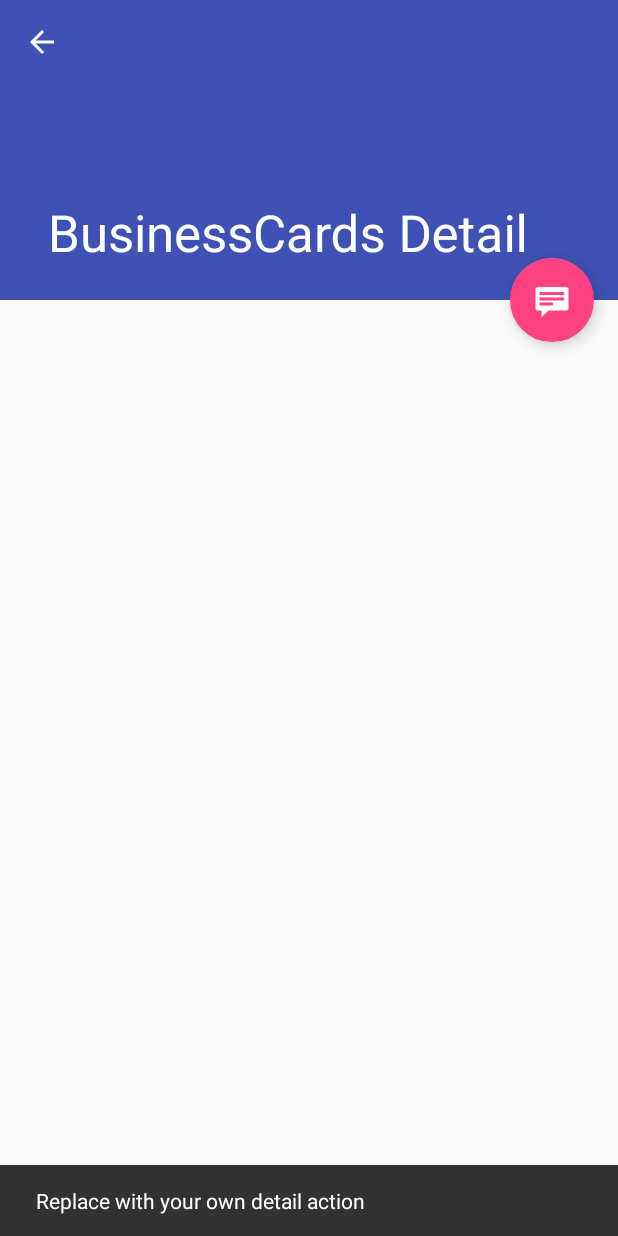
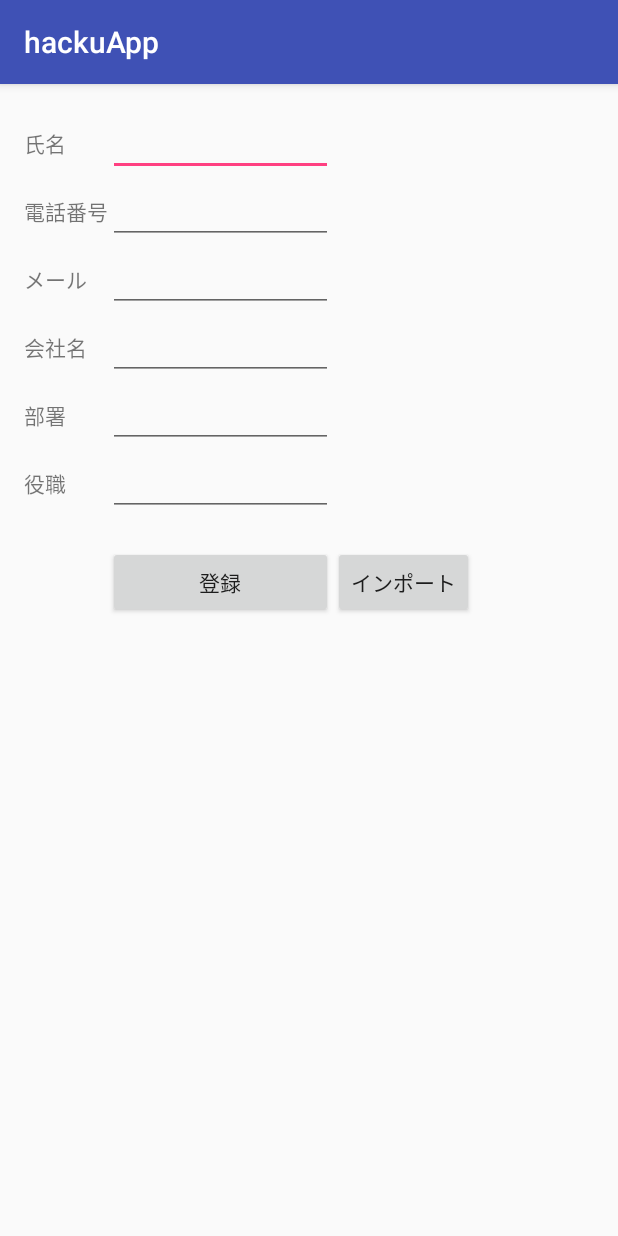
Before and after one commit to south521/hackuApp, an Android app: the BusinessCardsDetailActivity screen opened directly, with no data from a screen before it, after a tap on an icon or button, on a phone screen of 412 x 824 dp. Run offline under Robolectric (Android 15) with nearby library versions, the phone set to English and light mode, and no system bars; 1 statement that could not run was skipped.

Commit message:
Merge branch 'master' of https://github.com/south521/hackuApp
# Conflicts:
#	.idea/compiler.xml
#	.idea/copyright/profiles_settings.xml
#	.idea/encodings.xml
#	.idea/gradle.xml
#	.idea/misc.xml
#	.idea/modules.xml

```diff
--- a/app/src/main/AndroidManifest.xml
+++ b/app/src/main/AndroidManifest.xml
@@ -3,7 +3,6 @@
     package="com.example.admin.hackuapp">
 
     <uses-permission android:name="android.permission.READ_CONTACTS" />
-
     <uses-permission android:name="android.permission.RECORD_AUDIO" />
     <uses-permission android:name="android.permission.INTERNET" />
     <uses-permission android:name="android.permission.WRITE_EXTERNAL_STORAGE" />
@@ -39,6 +38,7 @@
         </activity>
         <activity android:name=".Registation" />
         <activity android:name=".Recording" />
+        <activity android:name=".EditCard"></activity>
     </application>
 
 </manifest>
--- a/app/src/main/java/com/example/admin/hackuapp/BusinessCardsDetailActivity.java
+++ b/app/src/main/java/com/example/admin/hackuapp/BusinessCardsDetailActivity.java
@@ -29,8 +29,9 @@ public class BusinessCardsDetailActivity extends AppCompatActivity {
         fab.setOnClickListener(new View.OnClickListener() {
             @Override
             public void onClick(View view) {
-                Snackbar.make(view, "Replace with your own detail action", Snackbar.LENGTH_LONG)
-                        .setAction("Action", null).show();
+                Intent intent = new Intent();
+                intent.setClassName("com.example.admin.hackuapp", "com.example.admin.hackuapp.EditCard");
+                startActivity(intent);
             }
         });
 
--- a/app/src/main/java/com/example/admin/hackuapp/BusinessCardsDetailFragment.java
+++ b/app/src/main/java/com/example/admin/hackuapp/BusinessCardsDetailFragment.java
@@ -63,8 +63,16 @@ public class BusinessCardsDetailFragment extends Fragment {
 
         // Show the dummy content as text in a TextView.
         if (mItem != null) {
-            if(mItem.belongs != null) {
-                text += "所属: "+ mItem.belongs+"\n\n";
+            if(mItem.company != null) {
+                text += "会社名: "+ mItem.company+"\n\n";
+
+            }
+            if(mItem.company != null) {
+                text += "部署: "+ mItem.depart+"\n\n";
+
+            }
+            if(mItem.company != null) {
+                text += "役職: "+ mItem.posit+"\n\n";
 
             }
             if(mItem.phoneNumber != null) {
--- a/app/src/main/java/com/example/admin/hackuapp/BusinessCardsListActivity.java
+++ b/app/src/main/java/com/example/admin/hackuapp/BusinessCardsListActivity.java
@@ -161,13 +161,11 @@ public class BusinessCardsListActivity extends AppCompatActivity {
                             content_c.getString(1),
                             getPhoneNumber(content_c.getString(0)),
                             getEmailAddress(content_c.getString(0)),
-//                            c.getString(c.getColumnIndex(ContactsContract.CommonDataKinds.Organization.COMPANY)) + " " +
-//                                    c.getString(c.getColumnIndex(ContactsContract.CommonDataKinds.Organization.DEPARTMENT)) + " " +
-//                                    c.getString(c.getColumnIndex(ContactsContract.CommonDataKinds.Organization.COMPANY))
-                            ""
+                            "COMP","DEP","POS"
                     ));
 //                    Log.d("DB: ", getOrganization(content_c.getString(0)));
                 } while (content_c.moveToNext());
+
             } catch (Exception e){
                 e.printStackTrace();
             } finally{
@@ -275,7 +273,7 @@ public class BusinessCardsListActivity extends AppCompatActivity {
         public void onBindViewHolder(final ViewHolder holder, int position) {
             holder.mItem = mValues.get(position);
             holder.mIdView.setText(mValues.get(position).name);
-            holder.mContentView.setText(mValues.get(position).belongs);
+            holder.mContentView.setText(mValues.get(position).company);
 
             holder.mView.setOnClickListener(new View.OnClickListener() {
                 @Override
--- /dev/null
+++ b/app/src/main/java/com/example/admin/hackuapp/EditCard.java
@@ -0,0 +1,13 @@
+package com.example.admin.hackuapp;
+
+import android.support.v7.app.AppCompatActivity;
+import android.os.Bundle;
+
+public class EditCard extends AppCompatActivity {
+
+    @Override
+    protected void onCreate(Bundle savedInstanceState) {
+        super.onCreate(savedInstanceState);
+        setContentView(R.layout.activity_edit_card);
+    }
+}
--- a/app/src/main/java/com/example/admin/hackuapp/PhoneBookContent.java
+++ b/app/src/main/java/com/example/admin/hackuapp/PhoneBookContent.java
@@ -50,13 +50,17 @@ public class PhoneBookContent {
         public  String id;
         public  String name;
         public  String phoneNumber;
-        public  String belongs;
+        public  String company;
+        public  String depart;
+        public  String posit;
         public  String email;
 
-        public PhoneBookItem(String id, String name, String phoneNumber, String email, String belongs) {
+        public PhoneBookItem(String id, String name, String phoneNumber, String email, String company, String depart, String posit) {
             this.id = id;
             this.name = name;
-            this.belongs = belongs;
+            this.company = company;
+            this.depart = depart;
+            this.company = company;
             this.phoneNumber = phoneNumber;
             this.email = email;
         }
--- /dev/null
+++ b/app/src/main/res/layout/activity_edit_card.xml
@@ -0,0 +1,149 @@
+<?xml version="1.0" encoding="utf-8"?>
+<RelativeLayout xmlns:android="http://schemas.android.com/apk/res/android"
+    xmlns:tools="http://schemas.android.com/tools"
+    android:layout_width="match_parent"
+    android:layout_height="match_parent"
+    android:paddingBottom="@dimen/activity_vertical_margin"
+    android:paddingLeft="@dimen/activity_horizontal_margin"
+    android:paddingRight="@dimen/activity_horizontal_margin"
+    android:paddingTop="@dimen/activity_vertical_margin"
+    tools:context="com.example.admin.hackuapp.EditCard">
+
+    <TableLayout
+        android:layout_width="match_parent"
+        android:layout_height="match_parent"
+        android:layout_alignParentTop="true"
+        android:layout_alignParentStart="true">
+
+        <TableRow
+            android:layout_width="match_parent"
+            android:layout_height="match_parent"></TableRow>
+
+        <TableRow
+            android:layout_width="match_parent"
+            android:layout_height="match_parent">
+
+            <TextView
+                android:text="氏名"
+                android:id="@+id/viewName"
+                android:layout_column="1" />
+
+            <EditText
+                android:layout_width="150dp"
+                android:layout_height="wrap_content"
+                android:id="@+id/editName"
+                android:layout_column="2"
+                />
+        </TableRow>
+        <TableRow
+            android:layout_width="match_parent"
+            android:layout_height="match_parent">
+
+            <TextView
+                android:text="電話番号"
+                android:id="@+id/viewPhone"
+                android:layout_column="1" />
+
+            <EditText
+                android:layout_width="150dp"
+                android:layout_height="wrap_content"
+                android:id="@+id/editPhone"
+                android:layout_column="2"
+                />
+        </TableRow>
+        <TableRow
+            android:layout_width="match_parent"
+            android:layout_height="match_parent">
+
+            <TextView
+                android:text="メール"
+                android:id="@+id/viewEmail"
+                android:layout_column="1" />
+
+            <EditText
+                android:layout_width="150dp"
+                android:layout_height="wrap_content"
+                android:id="@+id/editEmail"
+                android:layout_column="2"
+                />
+        </TableRow>
+        <TableRow
+            android:layout_width="match_parent"
+            android:layout_height="match_parent">
+
+            <TextView
+                android:text="会社名"
+                android:id="@+id/viewCompany"
+                android:layout_column="1" />
+
+            <EditText
+                android:layout_width="150dp"
+                android:layout_height="wrap_content"
+                android:id="@+id/editCompany"
+                android:layout_column="2"
+                />
+        </TableRow>
+        <TableRow
+            android:layout_width="match_parent"
+            android:layout_height="match_parent">
+
+            <TextView
+                android:text="部署"
+                android:id="@+id/viewDepart"
+                android:layout_column="1" />
+
+            <EditText
+                android:layout_width="150dp"
+                android:layout_height="wrap_content"
+                android:id="@+id/editDepart"
+                android:layout_column="2"
+                />
+        </TableRow>
+        <TableRow
+            android:layout_width="match_parent"
+            android:layout_height="match_parent">
+
+            <TextView
+                android:text="役職"
+                android:id="@+id/viewPosit"
+                android:layout_column="1" />
+
+            <EditText
+                android:layout_width="150dp"
+                android:layout_height="wrap_content"
+                android:id="@+id/editPosit"
+                android:layout_column="2"
+                />
+        </TableRow>
+
+        <TableRow
+            android:layout_width="match_parent"
+            android:layout_height="match_parent">
+
+        </TableRow>
+
+        <TableRow
+            android:layout_width="match_parent"
+            android:layout_height="match_parent"></TableRow>
+
+        <TableRow
+            android:layout_width="match_parent"
+            android:layout_height="match_parent">
+
+            <Button
+                android:text="登録"
+                android:id="@+id/new_button"
+                android:layout_marginTop="20dp"
+                android:layout_column="2" />
+
+            <Button
+                android:layout_width="wrap_content"
+                android:layout_height="wrap_content"
+                android:text="インポート"
+                android:id="@+id/import_button"
+                android:layout_marginTop="20dp"
+                android:layout_column="4" />
+
+        </TableRow>
+    </TableLayout>
+</RelativeLayout>
--- a/app/src/main/res/layout/businesscards_list_content.xml
+++ b/app/src/main/res/layout/businesscards_list_content.xml
@@ -19,7 +19,7 @@
         android:textAppearance="?attr/textAppearanceListItem" />
 
     <TextView
-        android:id="@+id/belongs"
+        android:id="@+id/company"
         android:layout_width="wrap_content"
         android:layout_height="wrap_content"
         android:layout_margin="@dimen/text_margin"
```
